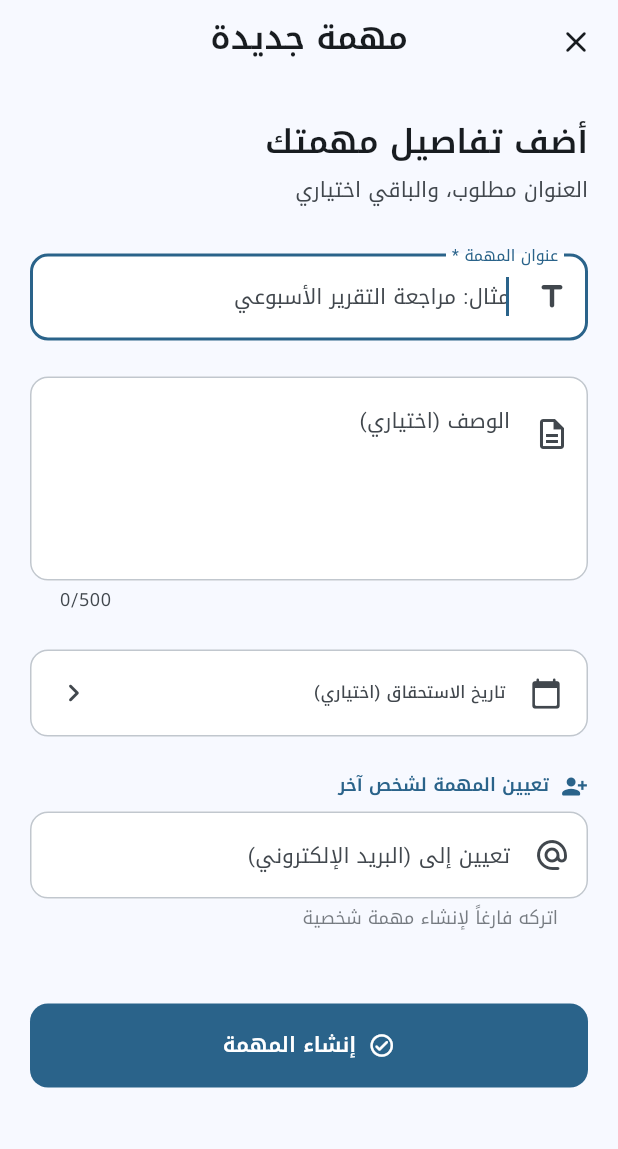
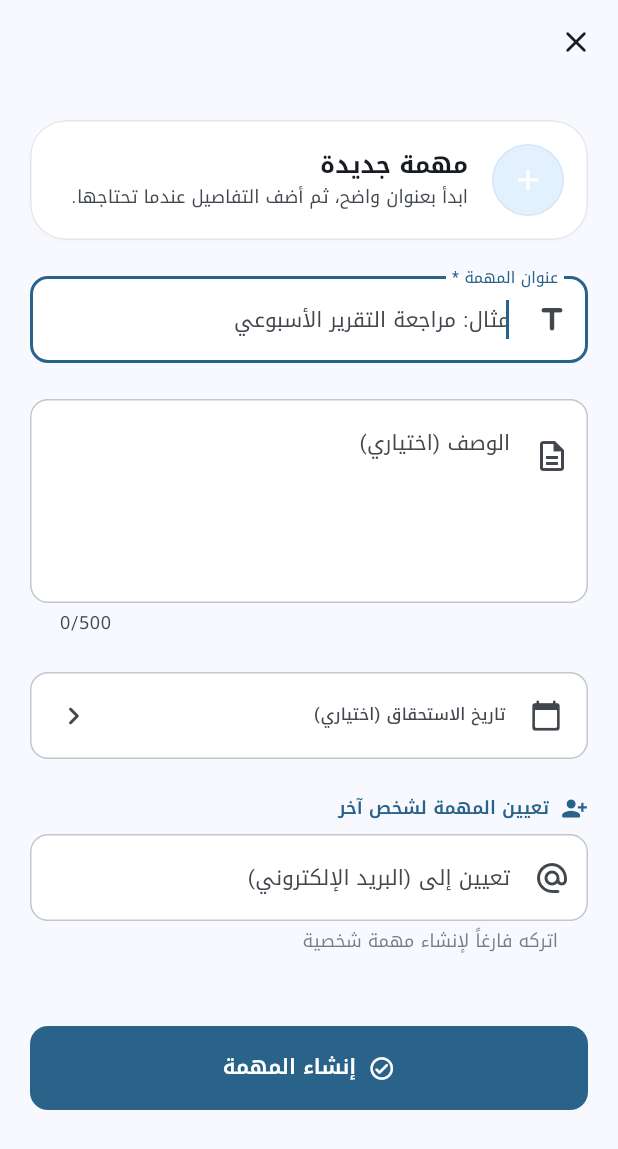
Before and after one commit to akrmcodes/mungiz, a Flutter app: the CreateTaskScreen screen opened by its route, after a tap on the "close" icon, on a phone screen of 412 x 824 dp. Shown: the top 1149 px of the screen. Run offline on Flutter 3.47's test engine with Material 3 defaults, Android fonts, the phone set to English and light mode, and no system bars; drawn by our look-alikes of flutter_animate; our stand-ins replace connectivity_plus, drift, fl_chart, flutter_riverpod, freezed_annotation, gap and 4 more; accounts and stored records are empty; generated files the repository leaves out were written again.

Commit message:
feat(tasks): enhance task composer with shared hero transition and staggered animations
Co-authored-by: Copilot <copilot@github.com>

```diff
--- a/lib/features/tasks/presentation/screens/create_task_screen.dart
+++ b/lib/features/tasks/presentation/screens/create_task_screen.dart
@@ -20,6 +20,7 @@ import 'package:go_router/go_router.dart';
 import 'package:mungiz/core/theme/app_spacing.dart';
 import 'package:mungiz/features/auth/data/profile_repository.dart';
 import 'package:mungiz/features/tasks/presentation/providers/task_providers.dart';
+import 'package:mungiz/features/tasks/presentation/widgets/task_composer_hero.dart';
 
 /// Full-screen form for creating a new task.
 class CreateTaskScreen extends ConsumerStatefulWidget {
@@ -27,18 +28,14 @@ class CreateTaskScreen extends ConsumerStatefulWidget {
   const CreateTaskScreen({super.key});
 
   @override
-  ConsumerState<CreateTaskScreen> createState() =>
-      _CreateTaskScreenState();
+  ConsumerState<CreateTaskScreen> createState() => _CreateTaskScreenState();
 }
 
-class _CreateTaskScreenState
-    extends ConsumerState<CreateTaskScreen> {
+class _CreateTaskScreenState extends ConsumerState<CreateTaskScreen> {
   final _formKey = GlobalKey<FormState>();
   final _titleController = TextEditingController();
-  final _descriptionController =
-      TextEditingController();
-  final _assignEmailController =
-      TextEditingController();
+  final _descriptionController = TextEditingController();
+  final _assignEmailController = TextEditingController();
   final _titleFocus = FocusNode();
   final _assignEmailFocus = FocusNode();
 
@@ -74,8 +71,7 @@ class _CreateTaskScreenState
       String? assignedToId;
 
       // ── Async email lookup ──────────────────────────────────
-      final email =
-          _assignEmailController.text.trim();
+      final email = _assignEmailController.text.trim();
       if (email.isNotEmpty) {
         setState(() => _isLookingUpUser = true);
         try {
@@ -98,10 +94,11 @@ class _CreateTaskScreenState
         }
       }
 
-      await ref.read(taskActionsProvider).addTask(
+      await ref
+          .read(taskActionsProvider)
+          .addTask(
             title: _titleController.text.trim(),
-            description: _descriptionController
-                    .text.trim().isEmpty
+            description: _descriptionController.text.trim().isEmpty
                 ? null
                 : _descriptionController.text.trim(),
             dueAt: _selectedDueDate,
@@ -118,11 +115,8 @@ class _CreateTaskScreenState
         ..hideCurrentSnackBar()
         ..showSnackBar(
           SnackBar(
-            content:
-                const Text('تم إنشاء المهمة بنجاح ✓'),
-            backgroundColor: Theme.of(context)
-                .colorScheme
-                .primary,
+            content: const Text('تم إنشاء المهمة بنجاح ✓'),
+            backgroundColor: Theme.of(context).colorScheme.primary,
             behavior: SnackBarBehavior.floating,
           ),
         );
@@ -156,9 +150,7 @@ class _CreateTaskScreenState
             children: [
               Icon(
                 Icons.error_outline_rounded,
-                color: Theme.of(context)
-                    .colorScheme
-                    .onError,
+                color: Theme.of(context).colorScheme.onError,
                 size: 20,
               ),
               const SizedBox(width: AppSpacing.sm),
@@ -166,16 +158,13 @@ class _CreateTaskScreenState
                 child: Text(
                   message,
                   style: TextStyle(
-                    color: Theme.of(context)
-                        .colorScheme
-                        .onError,
+                    color: Theme.of(context).colorScheme.onError,
                   ),
                 ),
               ),
             ],
           ),
-          backgroundColor:
-              Theme.of(context).colorScheme.error,
+          backgroundColor: Theme.of(context).colorScheme.error,
           behavior: SnackBarBehavior.floating,
           shape: RoundedRectangleBorder(
             borderRadius: BorderRadius.circular(
@@ -252,9 +241,14 @@ class _CreateTaskScreenState
     return Scaffold(
       // ── App bar ─────────────────────────────────────────
       appBar: AppBar(
-        title: const Text('مهمة جديدة'),
+        automaticallyImplyLeading: false,
+        backgroundColor: Colors.transparent,
+        elevation: 0,
+        scrolledUnderElevation: 0,
+        title: const SizedBox.shrink(),
         leading: IconButton(
           icon: const Icon(Icons.close_rounded),
+          tooltip: 'إغلاق',
           onPressed: () => context.pop(),
         ),
       ),
@@ -273,63 +267,31 @@ class _CreateTaskScreenState
             child: Form(
               key: _formKey,
               child: Column(
-                crossAxisAlignment:
-                    CrossAxisAlignment.stretch,
+                crossAxisAlignment: CrossAxisAlignment.stretch,
                 children: [
-                  // ── Section header ──────────────
-                  Text(
-                    'أضف تفاصيل مهمتك',
-                    style: theme.textTheme.titleLarge
-                        ?.copyWith(
-                      color: colorScheme.onSurface,
+                  const TaskComposerHero(
+                    child: TaskComposerHeroHeader(),
                   ),
-                  )
-                      .animate()
-                      .fadeIn(duration: 400.ms)
-                      .slideY(
-                        begin: 0.1,
-                        duration: 400.ms,
-                      ),
-                  const SizedBox(
-                    height: AppSpacing.xs,
-                  ),
-                  Text(
-                    'العنوان مطلوب، والباقي اختياري',
-                    style: theme.textTheme.bodyMedium
-                        ?.copyWith(
-                      color:
-                          colorScheme.onSurfaceVariant,
-                    ),
-                  )
-                      .animate()
-                      .fadeIn(
-                        delay: 100.ms,
-                        duration: 400.ms,
-                      ),
-                  const SizedBox(height: AppSpacing.xl),
+                  const SizedBox(height: AppSpacing.lg),
 
                   // ── Title field ─────────────────
                   TextFormField(
                         controller: _titleController,
                         focusNode: _titleFocus,
-                    textInputAction:
-                        TextInputAction.next,
+                        textInputAction: TextInputAction.next,
                         maxLength: 100,
                         decoration: InputDecoration(
                           labelText: 'عنوان المهمة *',
-                      hintText:
-                          'مثال: مراجعة التقرير الأسبوعي',
+                          hintText: 'مثال: مراجعة التقرير الأسبوعي',
                           prefixIcon: const Icon(
                             Icons.title_rounded,
                           ),
                           counterText: '',
                           filled: true,
-                      fillColor: colorScheme
-                          .surfaceContainerLowest,
+                          fillColor: colorScheme.surfaceContainerLowest,
                         ),
                         validator: (value) {
-                      if (value == null ||
-                          value.trim().isEmpty) {
+                          if (value == null || value.trim().isEmpty) {
                             return 'يرجى إدخال عنوان المهمة';
                           }
                           if (value.trim().length < 2) {
@@ -355,12 +317,10 @@ class _CreateTaskScreenState
                         controller: _descriptionController,
                         maxLines: 4,
                         maxLength: 500,
-                    textInputAction:
-                        TextInputAction.newline,
+                        textInputAction: TextInputAction.newline,
                         decoration: InputDecoration(
                           labelText: 'الوصف (اختياري)',
-                      hintText:
-                          'أضف تفاصيل إضافية عن المهمة...',
+                          hintText: 'أضف تفاصيل إضافية عن المهمة...',
                           prefixIcon: const Padding(
                             padding: EdgeInsets.only(
                               bottom: 60,
@@ -371,8 +331,7 @@ class _CreateTaskScreenState
                           ),
                           alignLabelWithHint: true,
                           filled: true,
-                      fillColor: colorScheme
-                          .surfaceContainerLowest,
+                          fillColor: colorScheme.surfaceContainerLowest,
                         ),
                       )
                       .animate()
@@ -435,12 +394,10 @@ class _CreateTaskScreenState
                   SizedBox(
                         height: 56,
                         child: FilledButton(
-                      onPressed:
-                          isBusy ? null : _handleSubmit,
+                          onPressed: isBusy ? null : _handleSubmit,
                           style: FilledButton.styleFrom(
                             shape: RoundedRectangleBorder(
-                          borderRadius:
-                              BorderRadius.circular(
+                              borderRadius: BorderRadius.circular(
                                 AppSpacing.buttonRadius,
                               ),
                             ),
@@ -449,32 +406,25 @@ class _CreateTaskScreenState
                               ? SizedBox(
                                   height: 22,
                                   width: 22,
-                              child:
-                                  CircularProgressIndicator(
+                                  child: CircularProgressIndicator(
                                     strokeWidth: 2.5,
-                                color: colorScheme
-                                    .onPrimary,
+                                    color: colorScheme.onPrimary,
                                   ),
                                 )
                               : Row(
-                              mainAxisAlignment:
-                                  MainAxisAlignment
-                                      .center,
+                                  mainAxisAlignment: MainAxisAlignment.center,
                                   children: [
                                     const Icon(
-                                  Icons
-                                      .check_circle_outline_rounded,
+                                      Icons.check_circle_outline_rounded,
                                     ),
                                     const SizedBox(
                                       width: AppSpacing.sm,
                                     ),
                                     Text(
                                       'إنشاء المهمة',
-                                  style: theme.textTheme
-                                      .labelLarge
+                                      style: theme.textTheme.labelLarge
                                           ?.copyWith(
-                                    color: colorScheme
-                                        .onPrimary,
+                                            color: colorScheme.onPrimary,
                                           ),
                                     ),
                                   ],
@@ -537,8 +487,7 @@ class _AssignToField extends StatelessWidget {
             const SizedBox(width: AppSpacing.sm),
             Text(
               'تعيين المهمة لشخص آخر',
-              style:
-                  theme.textTheme.labelMedium?.copyWith(
+              style: theme.textTheme.labelMedium?.copyWith(
                 color: colorScheme.primary,
                 fontWeight: FontWeight.w600,
               ),
@@ -553,12 +502,10 @@ class _AssignToField extends StatelessWidget {
           textInputAction: TextInputAction.done,
           textDirection: TextDirection.ltr,
           decoration: InputDecoration(
-            labelText:
-                'تعيين إلى (البريد الإلكتروني)',
+            labelText: 'تعيين إلى (البريد الإلكتروني)',
             hintText: 'example@email.com',
             hintTextDirection: TextDirection.ltr,
-            prefixIcon:
-                const Icon(Icons.alternate_email_rounded),
+            prefixIcon: const Icon(Icons.alternate_email_rounded),
             suffixIcon: isLoading
                 ? const Padding(
                     padding: EdgeInsets.all(12),
@@ -580,20 +527,15 @@ class _AssignToField extends StatelessWidget {
                       controller.clear();
                       // Force rebuild to hide the
                       // clear button.
-                          (context as Element)
-                              .markNeedsBuild();
+                      (context as Element).markNeedsBuild();
                     },
                   )
                 : null,
             filled: true,
-            fillColor:
-                colorScheme.surfaceContainerLowest,
-            helperText:
-                'اتركه فارغاً لإنشاء مهمة شخصية',
-            helperStyle:
-                theme.textTheme.bodySmall?.copyWith(
-              color: colorScheme.onSurfaceVariant
-                  .withValues(alpha: 0.7),
+            fillColor: colorScheme.surfaceContainerLowest,
+            helperText: 'اتركه فارغاً لإنشاء مهمة شخصية',
+            helperStyle: theme.textTheme.bodySmall?.copyWith(
+              color: colorScheme.onSurfaceVariant.withValues(alpha: 0.7),
             ),
           ),
           validator: (value) {
@@ -655,13 +597,11 @@ class _DueDateSelector extends StatelessWidget {
             AppSpacing.inputRadius,
           ),
           color: hasDate
-              ? colorScheme.primaryContainer
-                  .withValues(alpha: 0.3)
+              ? colorScheme.primaryContainer.withValues(alpha: 0.3)
               : colorScheme.surfaceContainerLowest,
           border: Border.all(
             color: hasDate
-                ? colorScheme.primary
-                    .withValues(alpha: 0.4)
+                ? colorScheme.primary.withValues(alpha: 0.4)
                 : colorScheme.outlineVariant,
           ),
         ),
@@ -679,23 +619,19 @@ class _DueDateSelector extends StatelessWidget {
             const SizedBox(width: AppSpacing.md),
             Expanded(
               child: Column(
-                crossAxisAlignment:
-                    CrossAxisAlignment.start,
+                crossAxisAlignment: CrossAxisAlignment.start,
                 children: [
                   Text(
                     'تاريخ الاستحقاق (اختياري)',
-                    style: theme.textTheme.labelSmall
-                        ?.copyWith(
-                      color:
-                          colorScheme.onSurfaceVariant,
+                    style: theme.textTheme.labelSmall?.copyWith(
+                      color: colorScheme.onSurfaceVariant,
                     ),
                   ),
                   if (hasDate) ...[
                     const SizedBox(height: 2),
                     Text(
                       _formatDate(selectedDate!),
-                      style: theme.textTheme.bodyMedium
-                          ?.copyWith(
+                      style: theme.textTheme.bodyMedium?.copyWith(
                         color: colorScheme.primary,
                         fontWeight: FontWeight.w600,
                       ),
--- /dev/null
+++ b/lib/features/tasks/presentation/widgets/task_composer_hero.dart
@@ -0,0 +1,291 @@
+/// Shared hero surface for the task composer entry point.
+///
+/// This wraps the task creation CTA on the task list and the matching
+/// header on the create screen so the transition reads as one continuous
+/// object instead of two unrelated widgets.
+library;
+
+import 'dart:ui';
+
+import 'package:flutter/material.dart';
+import 'package:mungiz/core/theme/app_spacing.dart';
+
+/// Shared tag for the task composer hero.
+const String taskComposerHeroTag = 'task-composer-hero';
+
+/// Hero wrapper for the task composer entry point.
+class TaskComposerHero extends StatelessWidget {
+  /// Creates a [TaskComposerHero].
+  const TaskComposerHero({required this.child, super.key});
+
+  /// The hero child to display on the current route.
+  final Widget child;
+
+  @override
+  Widget build(BuildContext context) {
+    return Hero(
+      tag: taskComposerHeroTag,
+      createRectTween: (begin, end) => MaterialRectArcTween(
+        begin: begin,
+        end: end,
+      ),
+      flightShuttleBuilder: _buildFlightShuttle,
+      child: child,
+    );
+  }
+}
+
+Widget _buildFlightShuttle(
+  BuildContext flightContext,
+  Animation<double> animation,
+  HeroFlightDirection flightDirection,
+  BuildContext fromHeroContext,
+  BuildContext toHeroContext,
+) {
+  final colorScheme = Theme.of(flightContext).colorScheme;
+  final textTheme = Theme.of(flightContext).textTheme;
+  final curvedAnimation = CurvedAnimation(
+    parent: animation,
+    curve: Curves.easeOutCubic,
+    reverseCurve: Curves.easeOutCubic,
+  );
+
+  return AnimatedBuilder(
+    animation: curvedAnimation,
+    builder: (context, child) {
+      final progress = flightDirection == HeroFlightDirection.push
+          ? curvedAnimation.value
+          : 1 - curvedAnimation.value;
+
+      return _TaskComposerHeroFlight(
+        progress: progress,
+        colorScheme: colorScheme,
+        textTheme: textTheme,
+      );
+    },
+  );
+}
+
+class TaskComposerHeroHeader extends StatelessWidget {
+  /// Creates the destination header shown on the create screen.
+  const TaskComposerHeroHeader({super.key});
+
+  @override
+  Widget build(BuildContext context) {
+    final theme = Theme.of(context);
+    final colorScheme = theme.colorScheme;
+
+    return Material(
+      color: colorScheme.surfaceContainerLowest,
+      elevation: 1,
+      shadowColor: colorScheme.shadow.withValues(alpha: 0.08),
+      shape: RoundedRectangleBorder(
+        borderRadius: BorderRadius.circular(
+          AppSpacing.sheetRadius,
+        ),
+        side: BorderSide(
+          color: colorScheme.outlineVariant.withValues(alpha: 0.45),
+        ),
+      ),
+      clipBehavior: Clip.antiAlias,
+      child: Padding(
+        padding: const EdgeInsets.all(AppSpacing.md),
+        child: Row(
+          children: [
+            _HeroGlyph(
+              colorScheme: colorScheme,
+              iconColor: colorScheme.onPrimary,
+              size: 48,
+            ),
+            const SizedBox(width: AppSpacing.md),
+            Expanded(
+              child: Column(
+                crossAxisAlignment: CrossAxisAlignment.start,
+                mainAxisAlignment: MainAxisAlignment.center,
+                children: [
+                  Text(
+                    'مهمة جديدة',
+                    style: theme.textTheme.titleMedium?.copyWith(
+                      color: colorScheme.onSurface,
+                      fontWeight: FontWeight.w700,
+                      height: 1.1,
+                    ),
+                  ),
+                  const SizedBox(height: 4),
+                  Text(
+                    'ابدأ بعنوان واضح، ثم أضف التفاصيل عندما تحتاجها.',
+                    style: theme.textTheme.bodySmall?.copyWith(
+                      color: colorScheme.onSurfaceVariant,
+                      height: 1.35,
+                    ),
+                  ),
+                ],
+              ),
+            ),
+          ],
+        ),
+      ),
+    );
+  }
+}
+
+class _TaskComposerHeroFlight extends StatelessWidget {
+  const _TaskComposerHeroFlight({
+    required this.progress,
+    required this.colorScheme,
+    required this.textTheme,
+  });
+
+  final double progress;
+  final ColorScheme colorScheme;
+  final TextTheme textTheme;
+
+  @override
+  Widget build(BuildContext context) {
+    final cardProgress = Curves.easeOutCubic.transform(
+      progress.clamp(0.0, 1.0),
+    );
+
+    final backgroundColor = Color.lerp(
+      colorScheme.primary,
+      colorScheme.surfaceContainerLowest,
+      cardProgress,
+    )!;
+    final foregroundColor = Color.lerp(
+      colorScheme.onPrimary,
+      colorScheme.onSurface,
+      cardProgress,
+    )!;
+    final borderRadius = BorderRadius.lerp(
+      BorderRadius.circular(AppSpacing.cardRadius),
+      BorderRadius.circular(AppSpacing.sheetRadius),
+      cardProgress,
+    )!;
+
+    return Material(
+      color: backgroundColor,
+      elevation: lerpDouble(9, 1, cardProgress)!,
+      shadowColor: colorScheme.shadow.withValues(
+        alpha: lerpDouble(0.22, 0.08, cardProgress),
+      ),
+      shape: RoundedRectangleBorder(
+        borderRadius: borderRadius,
+        side: BorderSide(
+          color: Color.lerp(
+            colorScheme.primary.withValues(alpha: 0),
+            colorScheme.outlineVariant.withValues(alpha: 0.45),
+            cardProgress,
+          )!,
+        ),
+      ),
+      clipBehavior: Clip.antiAlias,
+      child: LayoutBuilder(
+        builder: (context, constraints) {
+          final shouldSimplify =
+              constraints.maxWidth < 228 || constraints.maxHeight < 88;
+          final glyphSize = lerpDouble(
+            28,
+            48,
+            cardProgress,
+          )!;
+
+          return ClipRect(
+            child: Padding(
+              padding: EdgeInsets.symmetric(
+                horizontal: shouldSimplify ? AppSpacing.sm : AppSpacing.md,
+                vertical: AppSpacing.md,
+              ),
+              child: shouldSimplify
+                  ? Center(
+                      child: _HeroGlyph(
+                        colorScheme: colorScheme,
+                        iconColor: foregroundColor,
+                        size: glyphSize,
+                      ),
+                    )
+                  : Row(
+                      children: [
+                        _HeroGlyph(
+                          colorScheme: colorScheme,
+                          iconColor: foregroundColor,
+                          size: glyphSize,
+                        ),
+                        const SizedBox(width: AppSpacing.md),
+                        Expanded(
+                          child: Column(
+                            crossAxisAlignment: CrossAxisAlignment.start,
+                            mainAxisSize: MainAxisSize.min,
+                            mainAxisAlignment: MainAxisAlignment.center,
+                            children: [
+                              Text(
+                                'مهمة جديدة',
+                                maxLines: 1,
+                                overflow: TextOverflow.ellipsis,
+                                style: textTheme.titleMedium?.copyWith(
+                                  color: foregroundColor,
+                                  fontWeight: FontWeight.w700,
+                                  height: 1.1,
+                                ),
+                              ),
+                              const SizedBox(height: 4),
+                              Text(
+                                'ابدأ بعنوان واضح ثم أضف التفاصيل.',
+                                maxLines: 1,
+                                overflow: TextOverflow.ellipsis,
+                                style: textTheme.bodySmall?.copyWith(
+                                  color: Color.lerp(
+                                    foregroundColor,
+                                    colorScheme.onSurfaceVariant,
+                                    0.16,
+                                  ),
+                                  height: 1.25,
+                                ),
+                              ),
+                            ],
+                          ),
+                        ),
+                      ],
+                    ),
+            ),
+          );
+        },
+      ),
+    );
+  }
+}
+
+class _HeroGlyph extends StatelessWidget {
+  const _HeroGlyph({
+    required this.colorScheme,
+    required this.iconColor,
+    required this.size,
+  });
+
+  final ColorScheme colorScheme;
+  final Color iconColor;
+  final double size;
+
+  @override
+  Widget build(BuildContext context) {
+    return Container(
+      width: size,
+      height: size,
+      decoration: BoxDecoration(
+        shape: BoxShape.circle,
+        color: Color.lerp(
+          colorScheme.onPrimary.withValues(alpha: 0.12),
+          colorScheme.primaryContainer,
+          0.72,
+        ),
+        border: Border.all(
+          color: colorScheme.primary.withValues(alpha: 0.08),
+        ),
+      ),
+      child: Icon(
+        Icons.add_rounded,
+        color: iconColor,
+        size: size * 0.48,
+      ),
+    );
+  }
+}
```
Also changed, not shown: lib/features/tasks/presentation/screens/task_list_screen.dart (+104 -25 lines), 1 other file. Lines whose indentation alone changed are shown as unchanged.
